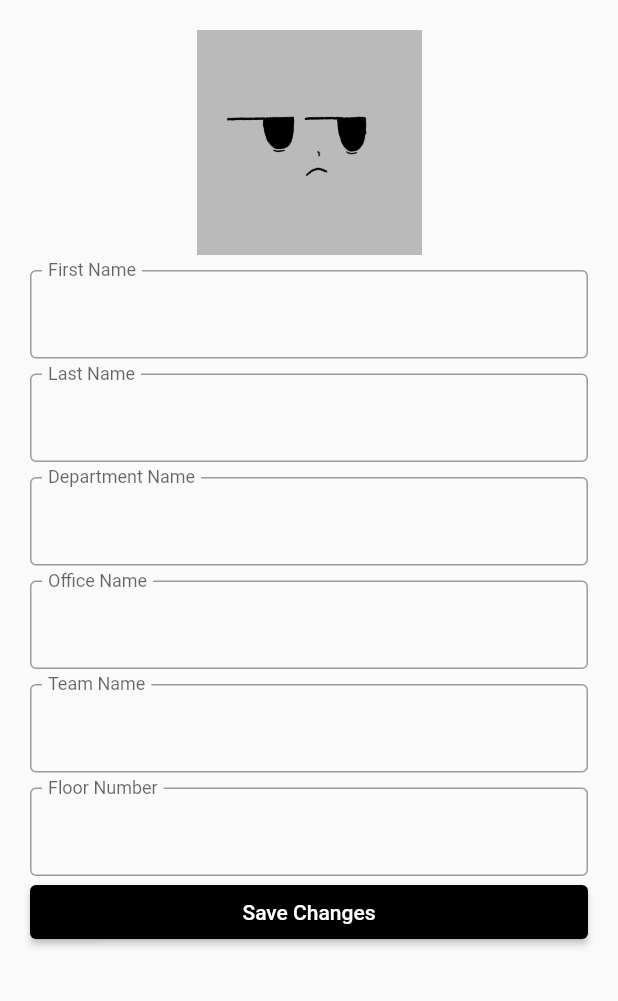
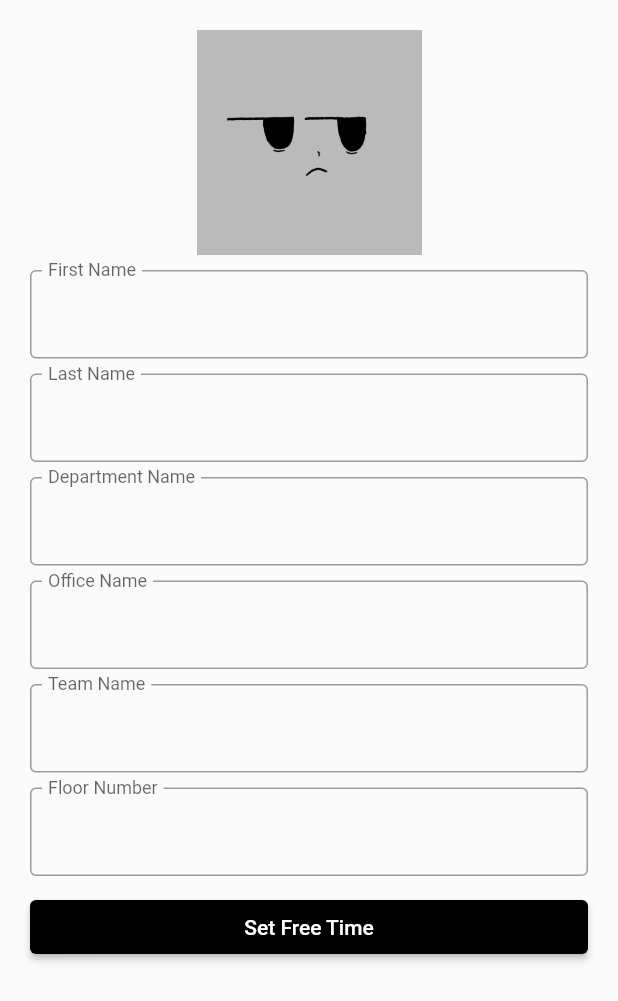
Before and after one commit to Catalin-Lucian/ItMarathon2023-frontend, a Flutter app: the ProfileView screen opened directly, on a phone screen of 412 x 824 dp. Shown: the top 1001 px of the screen. Run offline on Flutter 3.47's test engine with Material 2 defaults, Android fonts, the phone set to English and light mode, and no system bars; our stand-ins replace flutter_bloc, google_nav_bar, shared_preferences; accounts and stored records are empty; network calls fail.

Commit message:
fixed view profile

```diff
--- a/invite_for_a_break/lib/src/bloc/auth/register/register_bloc.dart
+++ b/invite_for_a_break/lib/src/bloc/auth/register/register_bloc.dart
@@ -32,7 +32,7 @@ class RegisterBloc extends Bloc<RegisterEvent, RegisterState> {
       emit(state.copyWith(formStatus: FormSubmittingStatus()));
 
       try {
-        final response = await authRepo.register(state.email, state.password);
+        await authRepo.register(state.email, state.password);
         emit(state.copyWith(formStatus: SubmissionSuccessStatus()));
       } catch (e) {
         emit(state.copyWith(
--- a/invite_for_a_break/lib/src/bloc/profile/profile_bloc.dart
+++ b/invite_for_a_break/lib/src/bloc/profile/profile_bloc.dart
@@ -18,6 +18,8 @@ class ProfileBloc extends Bloc<ProfileEvent, ProfileState> {
       try {
         final profile = await profileRepo.getProfile(event.userId);
         emit(state.copyWith(
+            hasChanged: false,
+            myProfile: event.userId == null,
             firstName: profile.firstName,
             lastName: profile.lastName,
             departament: profile.departament,
@@ -26,6 +28,7 @@ class ProfileBloc extends Bloc<ProfileEvent, ProfileState> {
             floorNumber: profile.floorNumber,
             formStatus: InitialFormStatus()));
       } catch (e) {
+        // ignore: avoid_print
         print("Error: $e");
       }
       // profile image changed
--- a/invite_for_a_break/lib/src/repository/profile_repo.dart
+++ b/invite_for_a_break/lib/src/repository/profile_repo.dart
@@ -1,5 +1,4 @@
 import 'dart:convert';
-import 'dart:ffi';
 
 import 'package:invite_for_a_break/config/config.dart';
 import 'package:invite_for_a_break/src/bloc/session/session_cubit.dart';
--- a/invite_for_a_break/lib/src/screens/main/profile_view.dart
+++ b/invite_for_a_break/lib/src/screens/main/profile_view.dart
@@ -10,12 +10,12 @@ class ProfileView extends StatelessWidget {
 
   @override
   Widget build(BuildContext context) {
-    return Scaffold(
-      body: BlocProvider(
+    return BlocProvider(
       create: (context) => ProfileBloc(
         profileRepo: context.read<ProfileRepo>(),
       )..add(ProfileLoading(userId: null)),
-        child: Center(
+      child: Scaffold(
+        body: Center(
           child: ListView(
             padding: EdgeInsets.all(20),
             children: [
@@ -32,10 +32,12 @@ class ProfileView extends StatelessWidget {
               _teamNameField(),
               _gap(),
               _floorNumberField(),
-              _saveChangesButton(),
+              _gap(),
+              _setFreeTime(),
             ],
           ),
         ),
+        floatingActionButton: _saveChangesButton(),
       ),
     );
   }
@@ -56,7 +58,7 @@ class ProfileView extends StatelessWidget {
     return BlocBuilder<ProfileBloc, ProfileState>(
       builder: (context, state) {
         return TextFormField(
-          autofocus: false,
+          readOnly: !state.myProfile,
           decoration: InputDecoration(
             floatingLabelBehavior: FloatingLabelBehavior.always,
             hintText: state.firstName,
@@ -75,6 +77,7 @@ class ProfileView extends StatelessWidget {
     return BlocBuilder<ProfileBloc, ProfileState>(
       builder: (context, state) {
         return TextFormField(
+          readOnly: !state.myProfile,
           decoration: InputDecoration(
             floatingLabelBehavior: FloatingLabelBehavior.always,
             hintText: state.lastName,
@@ -93,6 +96,7 @@ class ProfileView extends StatelessWidget {
     return BlocBuilder<ProfileBloc, ProfileState>(
       builder: (context, state) {
         return TextFormField(
+          readOnly: !state.myProfile,
           decoration: InputDecoration(
             floatingLabelBehavior: FloatingLabelBehavior.always,
             hintText: state.departament,
@@ -111,6 +115,7 @@ class ProfileView extends StatelessWidget {
     return BlocBuilder<ProfileBloc, ProfileState>(
       builder: (context, state) {
         return TextFormField(
+          readOnly: !state.myProfile,
           decoration: InputDecoration(
             floatingLabelBehavior: FloatingLabelBehavior.always,
             hintText: state.oficeName,
@@ -129,6 +134,7 @@ class ProfileView extends StatelessWidget {
     return BlocBuilder<ProfileBloc, ProfileState>(
       builder: (context, state) {
         return TextFormField(
+          readOnly: !state.myProfile,
           decoration: InputDecoration(
             floatingLabelBehavior: FloatingLabelBehavior.always,
             hintText: state.teamName,
@@ -147,6 +153,7 @@ class ProfileView extends StatelessWidget {
     return BlocBuilder<ProfileBloc, ProfileState>(
       builder: (context, state) {
         return TextFormField(
+          readOnly: !state.myProfile,
           keyboardType: TextInputType.number,
           decoration: InputDecoration(
             floatingLabelBehavior: FloatingLabelBehavior.always,
@@ -162,17 +169,33 @@ class ProfileView extends StatelessWidget {
     );
   }
 
+  Widget _setFreeTime() {
+    return BlocBuilder<ProfileBloc, ProfileState>(
+      builder: (context, state) {
+        return state.myProfile
+            ? ElevatedButton(
+                onPressed: () {},
+                child: Text("Set Free Time"),
+              )
+            : _gap();
+      },
+    );
+  }
+
   Widget _saveChangesButton() {
     return BlocBuilder<ProfileBloc, ProfileState>(
       builder: (context, state) {
-        return ElevatedButton(
+        return state.hasChanged
+            ? FloatingActionButton.extended(
                 onPressed: () {
                   context.read<ProfileBloc>().add(
                         ProfileSubmited(),
                       );
                 },
-          child: Text("Save Changes"),
-        );
+                backgroundColor: Colors.green,
+                label: Text("Save Changes"),
+              )
+            : _gap();
       },
     );
   }
```
Lines whose indentation alone changed are shown as unchanged.
